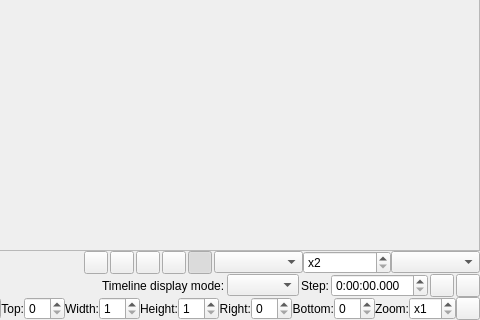
Above: src/preview/previewdialog.ui from YomikoR/VapourSynth-Editor before the change; both pictures show x 453 to 933 and y 332 to 652 of the 933 by 652 pixel window. Below: the same form after it.
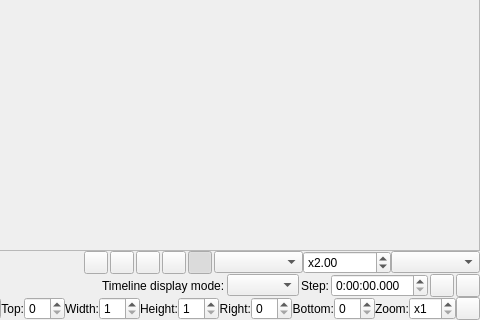
That is the form after the change. Custom widgets are drawn as their Qt base class.

Commit message: Fixed zoom ratio changed to real number.

```diff
--- a/src/preview/previewdialog.ui
+++ b/src/preview/previewdialog.ui
@@ -158,7 +158,7 @@
           </widget>
          </item>
          <item>
-          <widget class="QSpinBox" name="zoomRatioSpinBox">
+          <widget class="QDoubleSpinBox" name="zoomRatioSpinBox">
            <property name="keyboardTracking">
             <bool>false</bool>
            </property>
@@ -166,7 +166,13 @@
             <string>x</string>
            </property>
            <property name="minimum">
-            <number>2</number>
+            <double>0.010000000000000</double>
+           </property>
+           <property name="maximum">
+            <double>1024.000000000000000</double>
+           </property>
+           <property name="value">
+            <double>2.000000000000000</double>
            </property>
           </widget>
          </item>
```
The commit also changes 6 other files.
